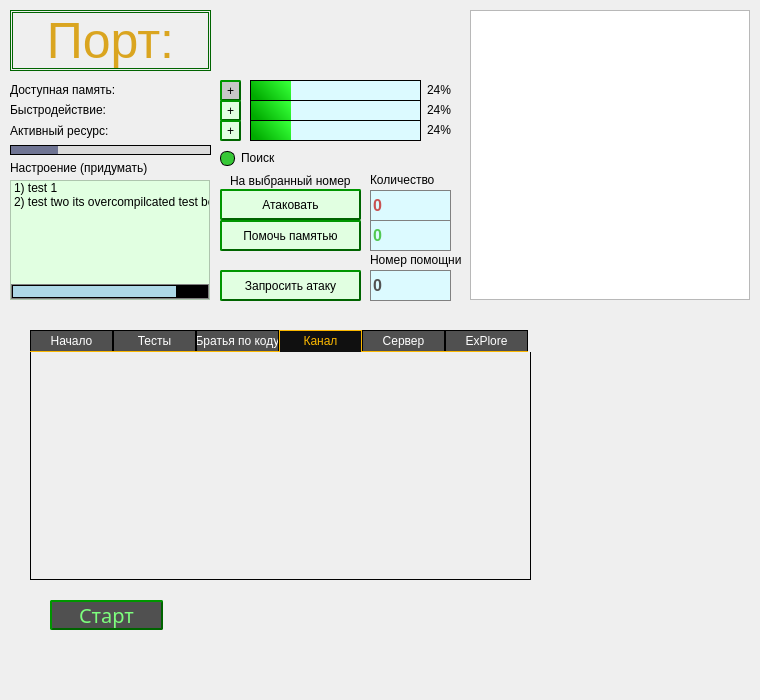
The window that widget.ui (Wasd96/PLORE) describes before a commit, drawn with Qt 5.
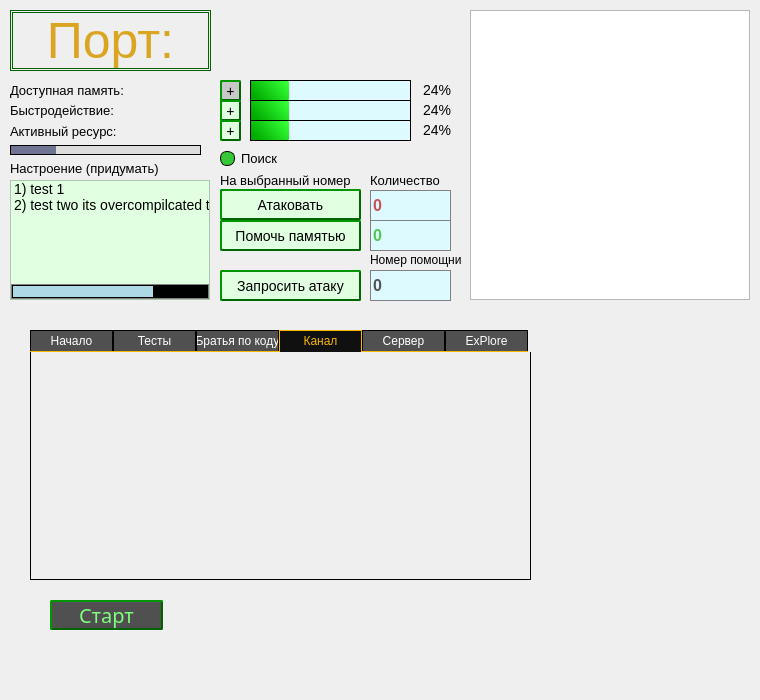
The same window after the commit.

```diff
--- a/widget.ui
+++ b/widget.ui
@@ -18,7 +18,7 @@
     background-color: rgb(225, 255, 225);
     border: 2px outset darkgreen;
     border-radius: 2px;
-    font: 12px;
+    font: 14px;
 	color: black;
 /*	padding-left: 5px;*/
 }
@@ -41,7 +41,8 @@
 color: rgb(0,0,0);
 background-color: rgb(220, 250, 255);
 text-align: right;
-margin-right: 30px;
+margin-right: 40px;
+font: 14px;
 }
 QProgressBar:chunk  {
 background-color: qlineargradient(spread:pad, x1:0.017, y1:0.642045, x2:0.988636, y2:0.205, stop:0 rgba(0, 171, 0, 255), stop:1 rgba(52, 255, 54, 255));
@@ -279,6 +280,11 @@
      <height>20</height>
     </rect>
    </property>
+   <property name="font">
+    <font>
+     <pointsize>10</pointsize>
+    </font>
+   </property>
    <property name="text">
     <string>Доступная память:</string>
    </property>
@@ -292,6 +298,11 @@
      <height>20</height>
     </rect>
    </property>
+   <property name="font">
+    <font>
+     <pointsize>10</pointsize>
+    </font>
+   </property>
    <property name="text">
     <string>Быстродействие:</string>
    </property>
@@ -305,6 +316,11 @@
      <height>20</height>
     </rect>
    </property>
+   <property name="font">
+    <font>
+     <pointsize>10</pointsize>
+    </font>
+   </property>
    <property name="text">
     <string>Активный ресурс:</string>
    </property>
@@ -314,10 +330,15 @@
     <rect>
      <x>10</x>
      <y>160</y>
-     <width>141</width>
+     <width>151</width>
      <height>16</height>
     </rect>
    </property>
+   <property name="font">
+    <font>
+     <pointsize>10</pointsize>
+    </font>
+   </property>
    <property name="text">
     <string>Настроение (придумать)</string>
    </property>
@@ -335,6 +356,7 @@
     <string notr="true">QListWidget {
     /*show-decoration-selected: 1; /* make the selection span the entire width of the view */
 background: rgb(225, 255, 225);
+font: 14px;
 }
 
 QListWidget::item:alternate {
@@ -435,6 +457,14 @@
      <height>0</height>
     </size>
    </property>
+   <property name="font">
+    <font>
+     <pointsize>-1</pointsize>
+     <weight>50</weight>
+     <italic>false</italic>
+     <bold>false</bold>
+    </font>
+   </property>
    <property name="text">
     <string>Атаковать</string>
    </property>
@@ -486,6 +516,11 @@
      <height>20</height>
     </rect>
    </property>
+   <property name="font">
+    <font>
+     <pointsize>10</pointsize>
+    </font>
+   </property>
    <property name="text">
     <string>Количество</string>
    </property>
@@ -506,12 +541,17 @@
   <widget class="QLabel" name="label_help_3">
    <property name="geometry">
     <rect>
-     <x>230</x>
+     <x>220</x>
      <y>170</y>
-     <width>121</width>
+     <width>131</width>
      <height>21</height>
     </rect>
    </property>
+   <property name="font">
+    <font>
+     <pointsize>10</pointsize>
+    </font>
+   </property>
    <property name="text">
     <string>На выбранный номер</string>
    </property>
@@ -588,6 +628,11 @@
      <height>16</height>
     </rect>
    </property>
+   <property name="font">
+    <font>
+     <pointsize>10</pointsize>
+    </font>
+   </property>
    <property name="styleSheet">
     <string notr="true">
 QCheckBox::indicator {
@@ -738,7 +783,10 @@
    </property>
    <property name="font">
     <font>
-     <pointsize>1</pointsize>
+     <pointsize>-1</pointsize>
+     <weight>50</weight>
+     <italic>false</italic>
+     <bold>false</bold>
     </font>
    </property>
    <property name="styleSheet">
```
